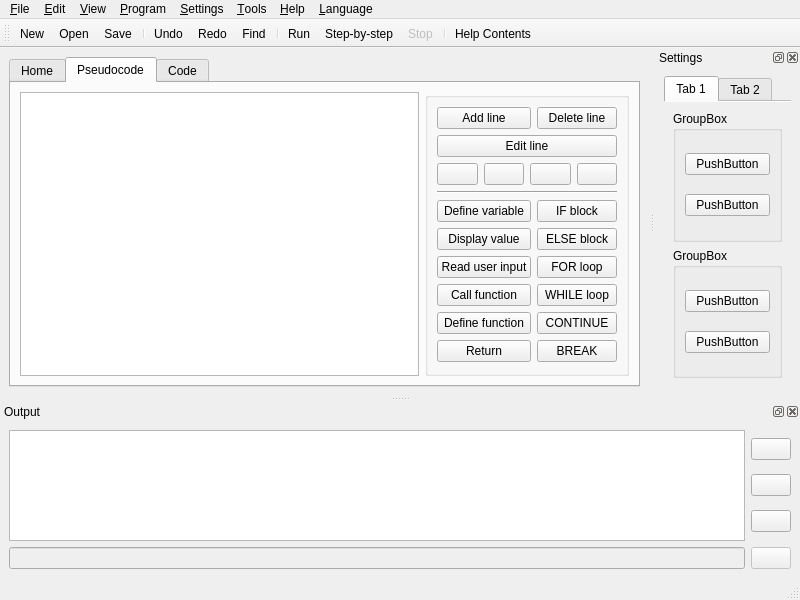
First picture: the form in src/forms/ui_mainwindow.ui, repository TuringApp/Turing, before the edit.
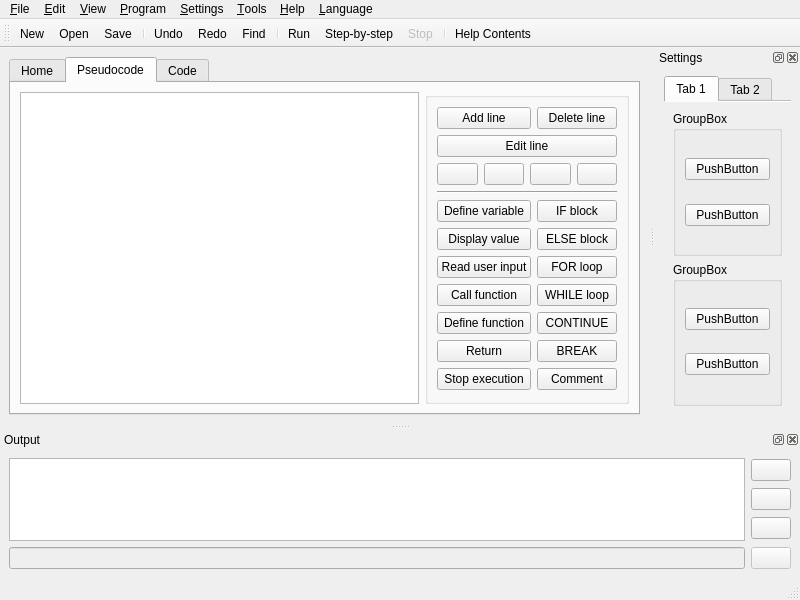
Second picture: the form after the edit. Icons and pictures are not drawn.

Commit message: add buttons for stop and comment

Diff of the .ui file:
```diff
--- a/src/forms/ui_mainwindow.ui
+++ b/src/forms/ui_mainwindow.ui
@@ -231,6 +231,20 @@
              </property>
             </widget>
            </item>
+           <item row="11" column="0">
+            <widget class="QPushButton" name="btnAlgo_Stop">
+             <property name="text">
+              <string>Stop execution</string>
+             </property>
+            </widget>
+           </item>
+           <item row="11" column="1">
+            <widget class="QPushButton" name="btnAlgo_Comment">
+             <property name="text">
+              <string>Comment</string>
+             </property>
+            </widget>
+           </item>
           </layout>
          </widget>
         </item>
```
The commit also changes 5 other files.
